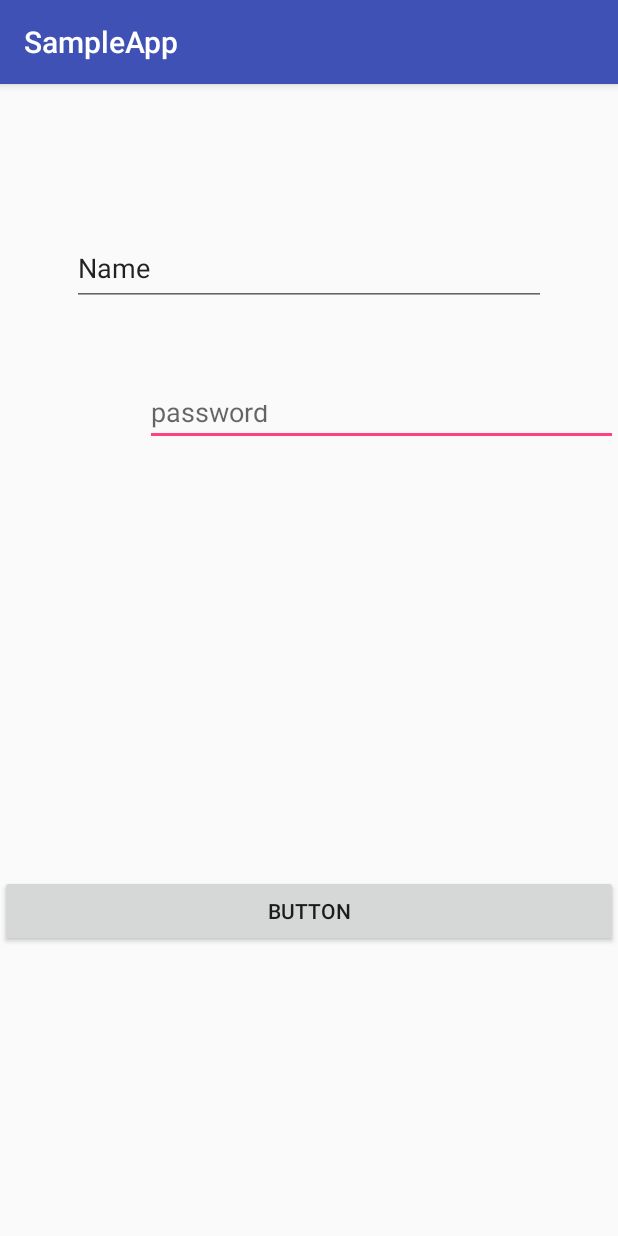
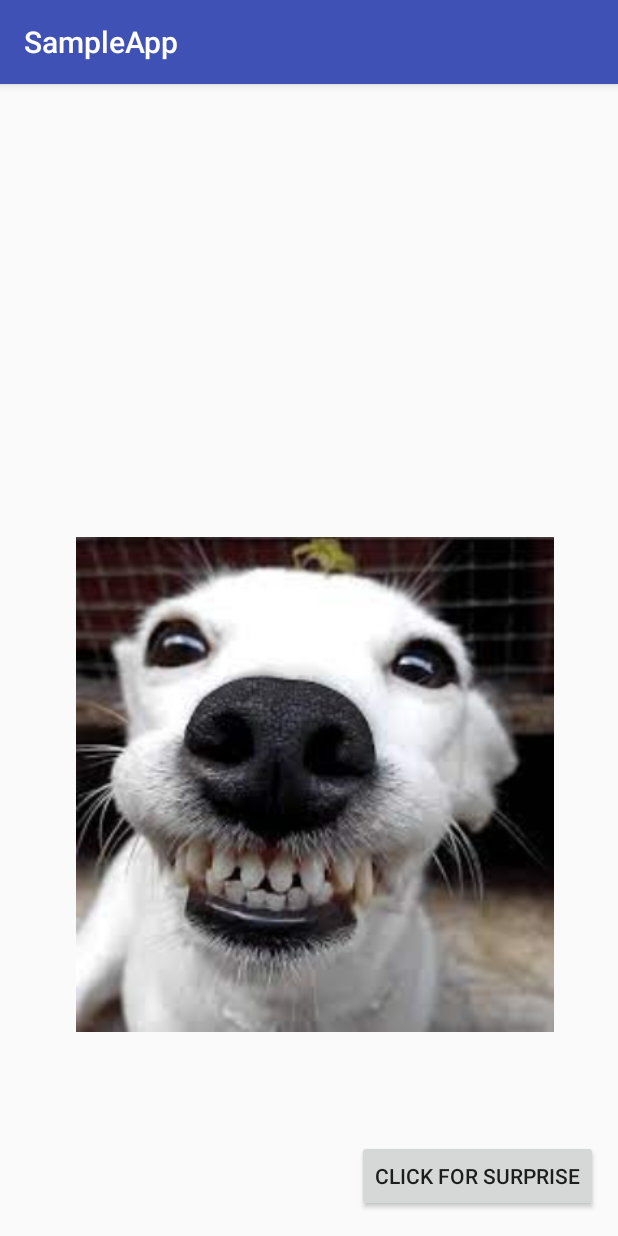
Before and after one commit to kamath7/Android-Learnings, an Android app: the screen it shows after launch (MainActivity), on a phone screen of 412 x 824 dp. Run offline under Robolectric (Android 15) with nearby library versions, the light colour scheme and no system bars.

Commit message:
Playing with images

```diff
--- a/SampleApp/app/src/main/java/com/example/kamathinc/sampleapp/MainActivity.java
+++ b/SampleApp/app/src/main/java/com/example/kamathinc/sampleapp/MainActivity.java
@@ -5,6 +5,7 @@ import android.os.Bundle;
 import android.util.Log;
 import android.view.View;
 import android.widget.EditText;
+import android.widget.ImageView;
 import android.widget.Toast;
 
 public class MainActivity extends AppCompatActivity {
@@ -19,6 +20,10 @@ public class MainActivity extends AppCompatActivity {
         Toast.makeText(getApplicationContext(), "You entered "+usernameText.getText().toString(),Toast.LENGTH_SHORT).show();
     }
 
+    public void imageChange (View view){
+        ImageView imageView = (ImageView) findViewById(R.id.imageView);
+        imageView.setImageResource(R.drawable.image2);
+    }
     @Override
     protected void onCreate(Bundle savedInstanceState) {
         super.onCreate(savedInstanceState);
--- a/SampleApp/app/src/main/res/layout/activity_main.xml
+++ b/SampleApp/app/src/main/res/layout/activity_main.xml
@@ -6,49 +6,33 @@
     android:layout_height="match_parent"
     tools:context="com.example.kamathinc.sampleapp.MainActivity">
 
-    <Button
-        android:id="@+id/myButton"
+    <ImageView
+        android:id="@+id/imageView"
         android:layout_width="0dp"
-        android:layout_height="wrap_content"
-        android:layout_marginTop="24dp"
-        android:onClick="clickFunction"
-        android:text="Button"
+        android:layout_height="330dp"
+        android:layout_marginBottom="136dp"
+        android:layout_marginStart="8dp"
+        android:scaleType="fitCenter"
         app:layout_constraintBottom_toBottomOf="parent"
         app:layout_constraintEnd_toEndOf="parent"
-        app:layout_constraintHorizontal_bias="1.0"
+        app:layout_constraintHorizontal_bias="0.673"
         app:layout_constraintStart_toStartOf="parent"
-        app:layout_constraintTop_toTopOf="parent"
-        app:layout_constraintVertical_bias="0.723" />
+        app:srcCompat="@drawable/image1" />
 
-    <EditText
-        android:id="@+id/password"
-        android:layout_width="315dp"
-        android:layout_height="37dp"
-        android:layout_marginStart="16dp"
-        android:layout_marginTop="56dp"
-        android:ems="10"
-        android:hint="password"
-        android:inputType="textPassword"
+    <Button
+        android:id="@+id/button"
+        android:layout_width="wrap_content"
+        android:layout_height="wrap_content"
+        android:layout_marginBottom="16dp"
+        android:layout_marginEnd="16dp"
+        android:layout_marginStart="240dp"
+        android:layout_marginTop="72dp"
+        android:onClick="imageChange"
+        android:text="Click for surprise"
+        app:layout_constraintBottom_toBottomOf="parent"
         app:layout_constraintEnd_toEndOf="parent"
-        app:layout_constraintHorizontal_bias="1.0"
+        app:layout_constraintRight_toRightOf="parent"
         app:layout_constraintStart_toStartOf="parent"
-        app:layout_constraintTop_toBottomOf="@+id/username" />
-
-    <EditText
-        android:id="@+id/username"
-        android:layout_width="316dp"
-        android:layout_height="50dp"
-        android:layout_marginBottom="56dp"
-        android:layout_marginEnd="2dp"
-        android:layout_marginStart="2dp"
-        android:layout_marginTop="98dp"
-        android:ems="10"
-        android:hint="username"
-        android:inputType="textPersonName"
-        android:text="Name"
-        app:layout_constraintBottom_toTopOf="@+id/password"
-        app:layout_constraintEnd_toEndOf="parent"
-        app:layout_constraintStart_toStartOf="parent"
-        app:layout_constraintTop_toTopOf="parent" />
+        app:layout_constraintTop_toBottomOf="@+id/imageView" />
 
 </android.support.constraint.ConstraintLayout>
```
Also changed, not shown: SampleApp/app/src/main/res/drawable/image1.jpg (added), SampleApp/app/src/main/res/drawable/image2.jpg (added).
